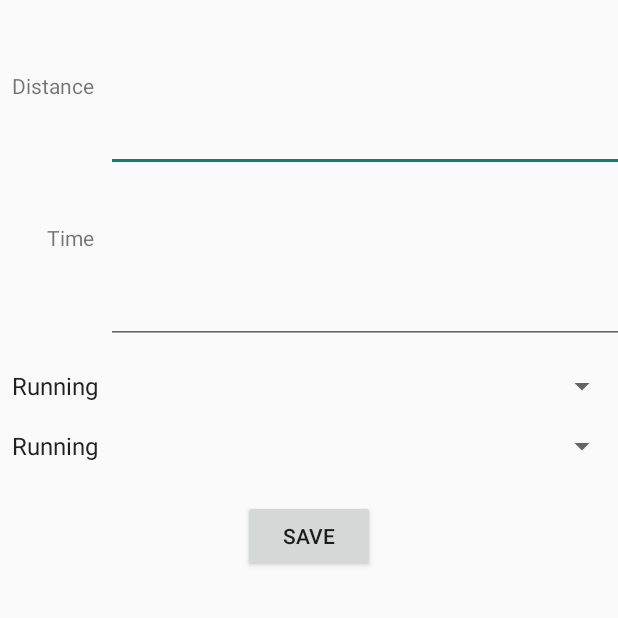
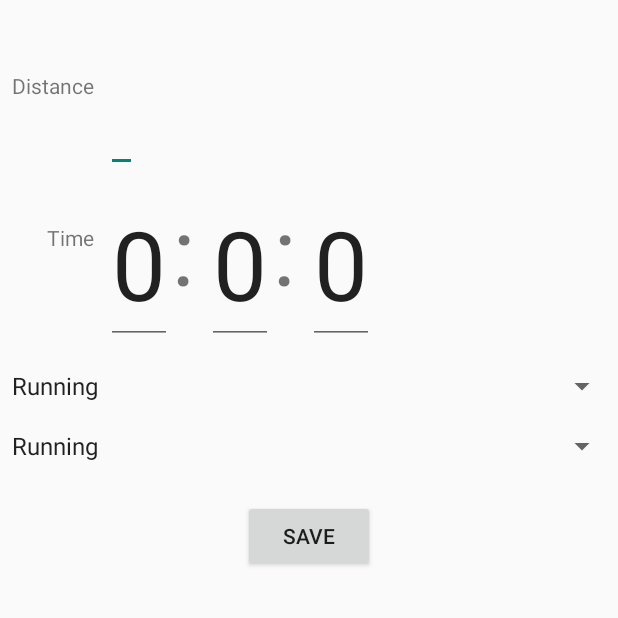
Before and after one commit to tkettu/rokego_android, an Android app: the SaveData screen opened directly, with no data from a screen before it, on a phone screen of 412 x 824 dp, the top half of it. Run offline under Robolectric (Android 15) with nearby library versions, the phone set to English and light mode, and no system bars; 4 statements that could not run were skipped.

Commit message:
Time handling

```diff
--- a/app/src/main/java/com/teroki/rokego_android/SaveData.java
+++ b/app/src/main/java/com/teroki/rokego_android/SaveData.java
@@ -12,6 +12,7 @@ import android.widget.EditText;
 import android.widget.Spinner;
 
 import com.teroki.rokego_db.DBHelper;
+import com.teroki.rokego_helpers.DateHelper;
 import com.teroki.rokego_objects.Exercise;
 
 import org.json.JSONException;
@@ -26,14 +27,18 @@ import java.util.List;
 public class SaveData extends AppCompatActivity implements AdapterView.OnItemSelectedListener {
 
     Button saveBtn;
-    EditText eTime, eDist;
+    EditText eDist;
+    EditText eHour, eMinutes, eSeconds;
     String distance, time;
+    int[] timeList;
+    int hours, minutes, seconds;
     String name = ""; // name of sport
     long date;
     Spinner sports, sportsType;
     private String LOG_TAG = "SaveData";
 
     JSONObject jsonObject = null;
+
 
     @Override
     protected void onCreate(Bundle savedInstanceState) {
@@ -49,13 +54,22 @@ public class SaveData extends AppCompatActivity implements AdapterView.OnItemSel
             distance = "0,0";
         }
         time = intent.getStringExtra(MainActivity.TIME_MSG);
-        if (time == ""){
-            time = "0:0";
-        }
+        timeList = DateHelper.timeToArray(time); // time (h:mm:ss or mm:ss) to [h, mm, ss]
+        Log.d(LOG_TAG, timeList.toString());
+
+        /*if (time == ""){
+            time = "00:00:00";
+        }*/
         Log.d("Sport: ", String.valueOf(time) + " AND " + String.valueOf(distance));
 
-        eTime = (EditText) findViewById(R.id.time_edit);
-        eTime.setText(time);
+        //TOdo get hours, minutes, seconds from time
+        eHour = (EditText) findViewById(R.id.time_edit_hour);
+        eHour.setText(""+timeList[0]);
+        eMinutes = (EditText) findViewById(R.id.time_edit_minutes);
+        eMinutes.setText(""+timeList[1]);
+        eSeconds = (EditText) findViewById(R.id.time_edit_seconds);
+        eSeconds.setText(""+timeList[2]);
+
         eDist = (EditText) findViewById(R.id.distance_edit);
         eDist.setText(distance);
 
@@ -96,7 +110,10 @@ public class SaveData extends AppCompatActivity implements AdapterView.OnItemSel
         }catch (NumberFormatException ne){
             sDistance = 0.0;
         }
-        String sTime = eTime.getText().toString();
+        String sTime = DateHelper.concatTime(eHour.getText().toString(),
+                                            eMinutes.getText().toString(),
+                                            eSeconds.getText().toString()); //eTime.getText().toString();
+        Log.d(LOG_TAG, "TIme is " + sTime);
         sTime = (sTime != null ? sTime : "0:0");
 
         date = System.currentTimeMillis();
--- a/app/src/main/java/com/teroki/rokego_helpers/DateHelper.java
+++ b/app/src/main/java/com/teroki/rokego_helpers/DateHelper.java
@@ -4,19 +4,20 @@ import java.text.SimpleDateFormat;
 import java.util.Calendar;
 
 /**
+ * Helper class for time and date handling
  * Created by Tero on 12.10.2017.
  */
 
 public class DateHelper {
 
-    private final String DEFAULT_DATE_FORMAT = "dd/MM/yyyy";
+    private static final String DEFAULT_DATE_FORMAT = "dd/MM/yyyy";
 
     /**
      * Format date as milliseconds to default dateformat
      * @param milliseconds
      * @return date as default format
      */
-    public String getDate(long milliseconds){
+    public static String getDate(long milliseconds){
         return getDate(milliseconds, DEFAULT_DATE_FORMAT);
     }
 
@@ -26,7 +27,7 @@ public class DateHelper {
      * @param dateFormat
      * @return
      */
-    public String getDate(long milliseconds, String dateFormat){
+    public static String getDate(long milliseconds, String dateFormat){
         SimpleDateFormat formatter = new SimpleDateFormat(dateFormat);
 
         Calendar calendar = Calendar.getInstance();
@@ -40,15 +41,43 @@ public class DateHelper {
      * @param hours As decimal hours
      * @return Time as readable format
      */
-    public String hoursToTime(double hours){
+    public static String hoursToTime(double hours){
         //String time = "0:0";
         int h = (int) hours; // Hole hours
 
         double remainder = (hours - (double)h); //remainder of hours
         int mm = (int)Math.round(remainder * 60); //Hole minutes rounded by seconds
 
-
-
         return String.valueOf(h) + ":" + (mm>10 ? String.valueOf(mm) : "0" + String.valueOf(mm));
     }
+
+    /**
+     * Format time to 3 length array
+     * @param time As format hh:mm:ss or mm:ss
+     * @return size 3 array format [hh,mm,ss]
+     */
+    public static int[] timeToArray(String time){
+        String[] timeA = time.split(":");
+        int[] timeR = {0, 00, 00};
+        //timeR[0] = (timeA.length == 3 ? Integer.parseInt(timeA[0]): 0);
+        if (timeA.length == 3){
+            timeR[0] = Integer.parseInt(timeA[0]);
+            timeR[1] = Integer.parseInt(timeA[1]);
+            timeR[2] = Integer.parseInt(timeA[2]);
+        }else {
+            timeR[0] = 0;
+            timeR[1] = Integer.parseInt(timeA[0]);
+            timeR[2] = Integer.parseInt(timeA[1]);
+        }
+
+        return timeR;
+    }
+
+    public static String concatTime(int hours, int minutes, int seconds) {
+        return (String.valueOf(hours) + ":" + String.valueOf(minutes) + ":" + String.valueOf(seconds));
+    }
+
+    public static String concatTime(String hours, String minutes, String seconds) {
+        return (hours + ":" + minutes + ":" + seconds);
+    }
 }
--- a/app/src/main/res/layout/activity_save_data.xml
+++ b/app/src/main/res/layout/activity_save_data.xml
@@ -10,7 +10,7 @@
         android:id="@+id/distance_send"
         android:layout_width="wrap_content"
         android:layout_height="wrap_content"
-        android:layout_marginLeft="1dp"
+        android:layout_marginLeft="8dp"
         android:layout_marginTop="47dp"
         android:text="@string/label_distance"
         app:layout_constraintLeft_toLeftOf="parent"
@@ -21,10 +21,8 @@
         android:id="@+id/distance_edit"
         android:layout_width="wrap_content"
         android:layout_height="wrap_content"
-        android:ems="10"
         android:inputType="numberDecimal"
-
-        android:text= "0,0"
+        android:text= "00,00"
         app:layout_constraintTop_toTopOf="parent"
         android:layout_marginTop="8dp"
         app:layout_constraintLeft_toRightOf="@+id/distance_send"
@@ -40,19 +38,61 @@
         android:layout_marginTop="82dp"
         app:layout_constraintTop_toBottomOf="@+id/distance_send"
         android:layout_marginLeft="31dp"
-        app:layout_constraintLeft_toLeftOf="parent" />
+        app:layout_constraintLeft_toLeftOf="parent"
+        android:layout_marginStart="31dp" />
 
     <EditText
-        android:id="@+id/time_edit"
+        android:id="@+id/time_edit_hour"
         android:layout_width="wrap_content"
         android:layout_height="wrap_content"
         android:layout_marginLeft="8dp"
         android:layout_marginStart="8dp"
-        android:ems="10"
-        android:inputType="datetime"
-        android:text="0:0"
+        android:inputType="number"
+        android:text="0"
+        android:textSize="64dp"
+        app:layout_constraintLeft_toRightOf="@+id/time_send"
+        android:layout_marginTop="8dp"
+        app:layout_constraintTop_toBottomOf="@+id/distance_edit" />
+    <TextView
+        android:id="@+id/time_edit_space1"
+        android:layout_width="wrap_content"
+        android:layout_height="wrap_content"
+        android:text=":"
         android:textSize="@android:dimen/notification_large_icon_height"
-        app:layout_constraintLeft_toRightOf="@+id/time_send"
+        app:layout_constraintLeft_toRightOf="@+id/time_edit_hour"
+        app:layout_constraintTop_toBottomOf="@+id/distance_edit"
+        android:layout_marginTop="8dp"/>
+    <EditText
+        android:id="@+id/time_edit_minutes"
+        android:layout_width="wrap_content"
+        android:layout_height="wrap_content"
+        android:layout_marginLeft="8dp"
+        android:layout_marginStart="8dp"
+        android:inputType="number"
+        android:text="00"
+        android:textSize="@android:dimen/notification_large_icon_height"
+        app:layout_constraintLeft_toRightOf="@+id/time_edit_space1"
+        android:layout_marginTop="8dp"
+        app:layout_constraintTop_toBottomOf="@+id/distance_edit" />
+    <TextView
+        android:id="@+id/time_edit_space2"
+        android:layout_width="wrap_content"
+        android:layout_height="wrap_content"
+        android:text=":"
+        android:textSize="@android:dimen/notification_large_icon_height"
+        app:layout_constraintLeft_toRightOf="@+id/time_edit_minutes"
+        app:layout_constraintTop_toBottomOf="@+id/distance_edit"
+        android:layout_marginTop="8dp"/>
+    <EditText
+        android:id="@+id/time_edit_seconds"
+        android:layout_width="wrap_content"
+        android:layout_height="wrap_content"
+        android:layout_marginLeft="8dp"
+        android:layout_marginStart="8dp"
+        android:inputType="number"
+        android:text="00"
+        android:textSize="@android:dimen/notification_large_icon_height"
+        app:layout_constraintLeft_toRightOf="@+id/time_edit_space2"
         android:layout_marginTop="8dp"
         app:layout_constraintTop_toBottomOf="@+id/distance_edit" />
 
@@ -74,7 +114,7 @@
         app:layout_constraintLeft_toLeftOf="parent"
         app:layout_constraintRight_toRightOf="parent"
         android:layout_marginTop="16dp"
-        app:layout_constraintTop_toBottomOf="@+id/time_edit"
+        app:layout_constraintTop_toBottomOf="@+id/time_edit_hour"
         app:layout_constraintHorizontal_bias="0.0"
         android:scrollbarSize="12dp"/>
 
```
